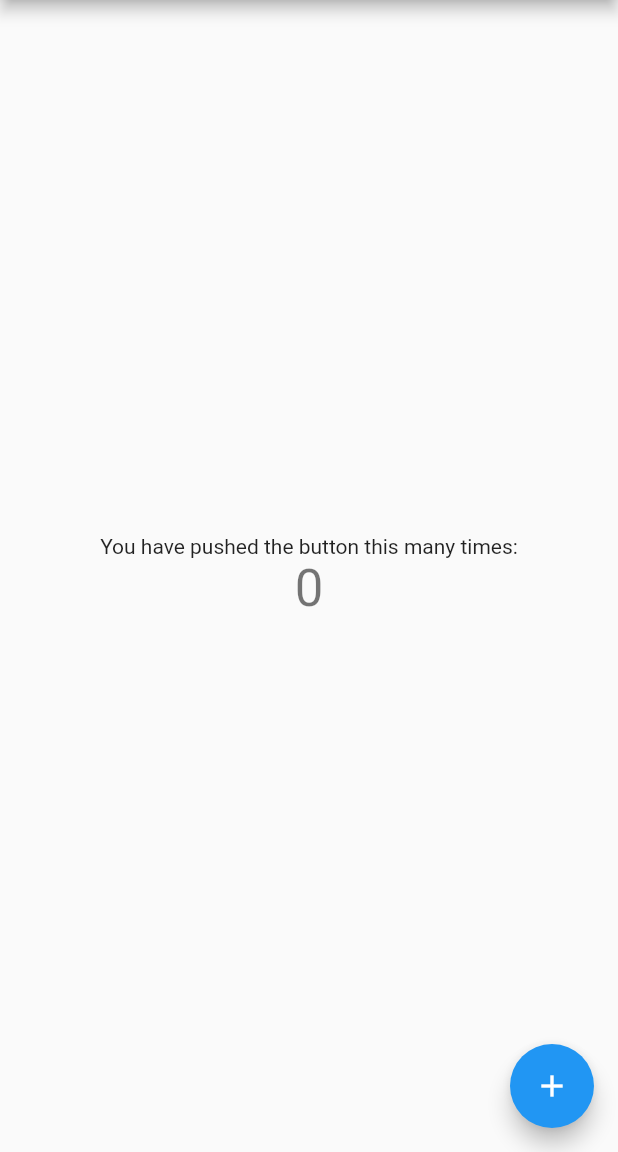
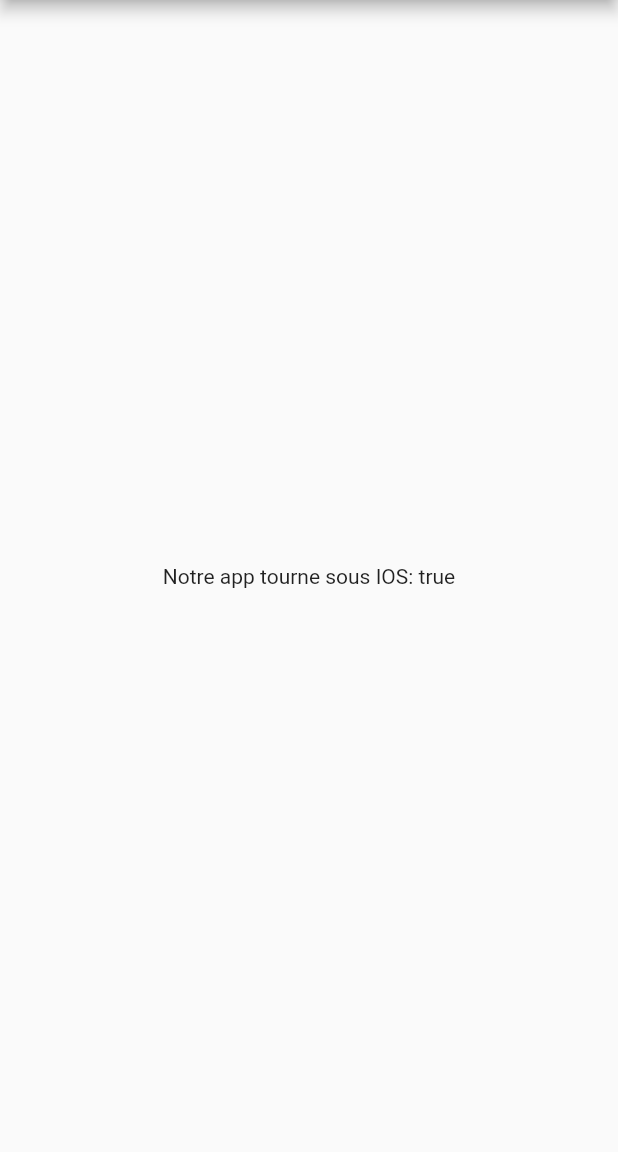
Before and after one commit to RC69/adaptive_codabee, a Flutter app: the screen it shows after launch, on a phone screen of 412 x 824 dp, the part 84-1236 px from its top. Run offline on Flutter 3.47's test engine with Material 2 defaults, Android fonts, the phone set to English and light mode, and no system bars.

Commit message:
Check OS version

```diff
--- a/example/lib/main.dart
+++ b/example/lib/main.dart
@@ -1,4 +1,5 @@
 import 'package:flutter/material.dart';
+import 'package:adaptive_codabee_rc/adaptive_codabee.dart';
 
 void main() {
   runApp(MyApp());
@@ -11,19 +12,7 @@ class MyApp extends StatelessWidget {
     return MaterialApp(
       title: 'Flutter Demo',
       theme: ThemeData(
-        // This is the theme of your application.
-        //
-        // Try running your application with "flutter run". You'll see the
-        // application has a blue toolbar. Then, without quitting the app, try
-        // changing the primarySwatch below to Colors.green and then invoke
-        // "hot reload" (press "r" in the console where you ran "flutter run",
-        // or simply save your changes to "hot reload" in a Flutter IDE).
-        // Notice that the counter didn't reset back to zero; the application
-        // is not restarted.
         primarySwatch: Colors.blue,
-        // This makes the visual density adapt to the platform that you run
-        // the app on. For desktop platforms, the controls will be smaller and
-        // closer together (more dense) than on mobile platforms.
         visualDensity: VisualDensity.adaptivePlatformDensity,
       ),
       home: MyHomePage(title: 'Flutter Demo Home Page'),
@@ -33,16 +22,6 @@ class MyApp extends StatelessWidget {
 
 class MyHomePage extends StatefulWidget {
   MyHomePage({Key key, this.title}) : super(key: key);
-
-  // This widget is the home page of your application. It is stateful, meaning
-  // that it has a State object (defined below) that contains fields that affect
-  // how it looks.
-
-  // This class is the configuration for the state. It holds the values (in this
-  // case the title) provided by the parent (in this case the App widget) and
-  // used by the build method of the State. Fields in a Widget subclass are
-  // always marked "final".
-
   final String title;
 
   @override
@@ -50,68 +29,24 @@ class MyHomePage extends StatefulWidget {
 }
 
 class _MyHomePageState extends State<MyHomePage> {
-  int _counter = 0;
-
-  void _incrementCounter() {
-    setState(() {
-      // This call to setState tells the Flutter framework that something has
-      // changed in this State, which causes it to rerun the build method below
-      // so that the display can reflect the updated values. If we changed
-      // _counter without calling setState(), then the build method would not be
-      // called again, and so nothing would appear to happen.
-      _counter++;
-    });
-  }
 
   @override
   Widget build(BuildContext context) {
-    // This method is rerun every time setState is called, for instance as done
-    // by the _incrementCounter method above.
-    //
-    // The Flutter framework has been optimized to make rerunning build methods
-    // fast, so that you can just rebuild anything that needs updating rather
-    // than having to individually change instances of widgets.
     return Scaffold(
       appBar: AppBar(
-        // Here we take the value from the MyHomePage object that was created by
-        // the App.build method, and use it to set our appbar title.
         title: Text(widget.title),
       ),
       body: Center(
-        // Center is a layout widget. It takes a single child and positions it
-        // in the middle of the parent.
         child: Column(
-          // Column is also a layout widget. It takes a list of children and
-          // arranges them vertically. By default, it sizes itself to fit its
-          // children horizontally, and tries to be as tall as its parent.
-          //
-          // Invoke "debug painting" (press "p" in the console, choose the
-          // "Toggle Debug Paint" action from the Flutter Inspector in Android
-          // Studio, or the "Toggle Debug Paint" command in Visual Studio Code)
-          // to see the wireframe for each widget.
-          //
-          // Column has various properties to control how it sizes itself and
-          // how it positions its children. Here we use mainAxisAlignment to
-          // center the children vertically; the main axis here is the vertical
-          // axis because Columns are vertical (the cross axis would be
-          // horizontal).
           mainAxisAlignment: MainAxisAlignment.center,
           children: <Widget>[
             Text(
-              'You have pushed the button this many times:',
-            ),
-            Text(
-              '$_counter',
-              style: Theme.of(context).textTheme.headline4,
+              'Notre app tourne sous IOS: ${Adaptive.isIOS()}',
             ),
           ],
         ),
       ),
-      floatingActionButton: FloatingActionButton(
-        onPressed: _incrementCounter,
-        tooltip: 'Increment',
-        child: Icon(Icons.add),
-      ), // This trailing comma makes auto-formatting nicer for build methods.
+      // This trailing comma makes auto-formatting nicer for build methods.
     );
   }
 }
--- a/lib/adaptive_codabee.dart
+++ b/lib/adaptive_codabee.dart
@@ -1,7 +1,13 @@
 library adaptive_codabee;
 
-/// A Calculator.
-class Calculator {
-  /// Returns [value] plus 1.
-  int addOne(int value) => value + 1;
+import 'package:flutter/material.dart';
+import 'package:flutter/cupertino.dart';
+import 'dart:io';
+
+
+class Adaptive {
+
+  static bool isIOS() => (!Platform.isIOS);
+
+
 }
```
Also changed, not shown: 1 other file.
